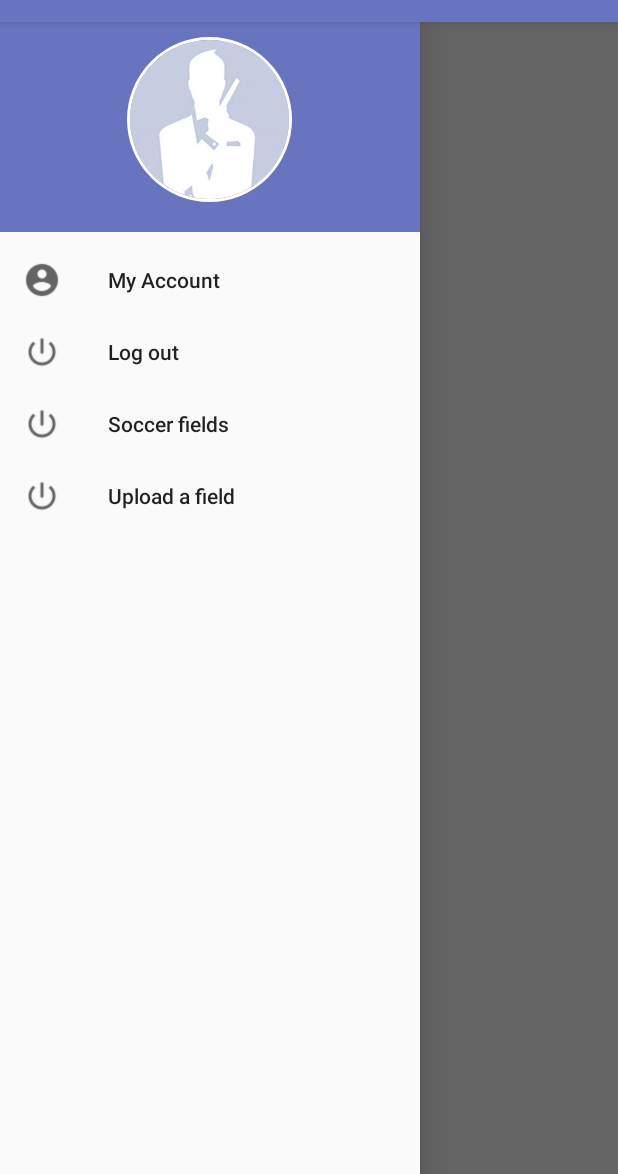
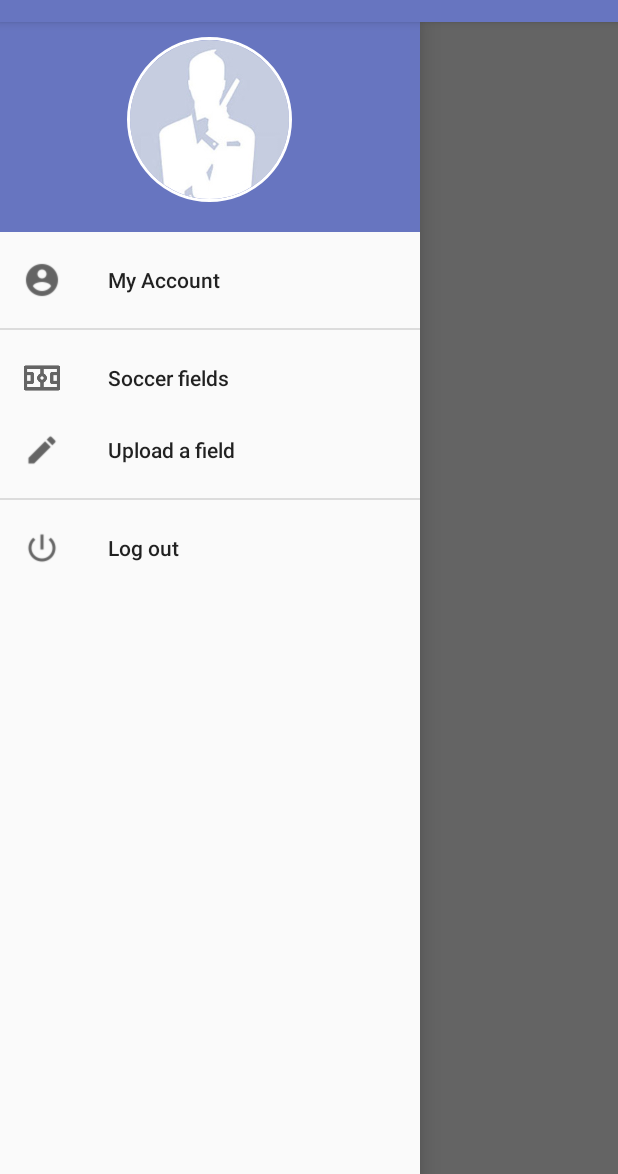
Before and after one commit to Quang0309/CS300_Project, an Android app: the MainActivity screen opened directly, with no data from a screen before it, with the side drawer open, on a phone screen of 412 x 824 dp, the part 62-1236 px from its top. Run offline under Robolectric (Android 15) with nearby library versions, the phone set to English and light mode, and no system bars; our stand-ins replace CircleImageView, Firebase (no records; nobody signed in at launch, a user with empty details on screens opened directly); libraries missing offline, so code that uses them is left out: com.firebase.client; pictures from the network do not load; 4 statements that could not run were skipped.

Commit message:
edit icon

```diff
--- a/app/src/main/res/layout/activity_upload_field.xml
+++ b/app/src/main/res/layout/activity_upload_field.xml
@@ -4,13 +4,15 @@
     xmlns:tools="http://schemas.android.com/tools"
     android:layout_width="match_parent"
     android:layout_height="match_parent"
-    android:orientation="vertical">
+    android:orientation="vertical"
+    android:onClick="Onclick_HideKeyBoard">
 
     <ImageView
         android:id="@+id/image_view_field_upload"
         android:layout_margin="30dp"
         android:layout_width="match_parent"
-        android:layout_height="200dp" />
+        android:layout_height="200dp"
+        android:src="@drawable/ic_crop_original_black_48dp"/>
     <EditText
         android:id="@+id/edit_text_name"
         android:layout_width="match_parent"
--- a/app/src/main/res/menu/navigation_menu.xml
+++ b/app/src/main/res/menu/navigation_menu.xml
@@ -1,19 +1,28 @@
 <?xml version="1.0" encoding="utf-8"?>
 <menu xmlns:android="http://schemas.android.com/apk/res/android">
+    <group android:id="@+id/a"
+        android:checkableBehavior="single">
      <item android:id="@+id/btnInfo"
          android:title="My Account"
          android:icon="@drawable/ic_account_circle_black_24dp"
          />
+    </group>
+    <group android:id="@+id/b"
+        android:checkableBehavior="single">
+    <item android:id="@+id/btnListField"
+        android:title="Soccer fields"
+        android:icon="@drawable/iconball"
+        />
+    <item android:id="@+id/btnUploadField"
+        android:title="Upload a field"
+        android:icon="@drawable/ic_create_black_24dp"
+        />
+    </group>
+    <group android:id="@+id/c"
+        android:checkableBehavior="single">
     <item android:id="@+id/btnLogout"
         android:title="Log out"
         android:icon="@drawable/ic_power_settings_new_black_24dp"
         />
-    <item android:id="@+id/btnListField"
-        android:title="Soccer fields"
-        android:icon="@drawable/ic_power_settings_new_black_24dp"
-        />
-    <item android:id="@+id/btnUploadField"
-        android:title="Upload a field"
-        android:icon="@drawable/ic_power_settings_new_black_24dp"
-        />
+    </group>
 </menu>
```
Also changed, not shown: app/src/main/java/com/example/admin/testfirebase/UploadFieldActivity.java (+7 -1 lines), app/src/main/res/drawable/ic_create_black_24dp.png (added), app/src/main/res/drawable/ic_crop_original_black_48dp.png (added), app/src/main/res/drawable/iconball.png (added).
